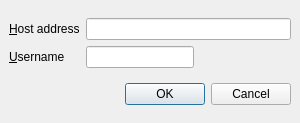
Old version of the form src/client/ui/joindialog.ui in the repository drawpile/Drawpile.
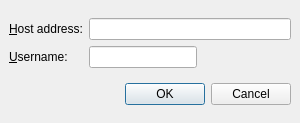
New version of the form.

Commit message: improved host dialog, more settings

Patch:
```diff
--- a/src/client/ui/joindialog.ui
+++ b/src/client/ui/joindialog.ui
@@ -33,7 +33,7 @@
      <item row="0" column="0" >
       <widget class="QLabel" name="label" >
        <property name="text" >
-        <string>&amp;Host address</string>
+        <string>&amp;Host address:</string>
        </property>
        <property name="buddy" >
         <cstring>address</cstring>
@@ -43,7 +43,7 @@
      <item row="1" column="0" >
       <widget class="QLabel" name="label_2" >
        <property name="text" >
-        <string>&amp;Username</string>
+        <string>&amp;Username:</string>
        </property>
        <property name="buddy" >
         <cstring>username</cstring>
```
The commit also changes 8 other files.
